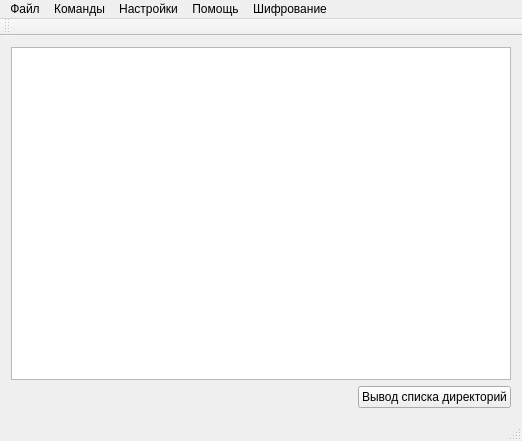
First picture: the form in main_form.ui, repository DmitryPrischep/command, before the edit.
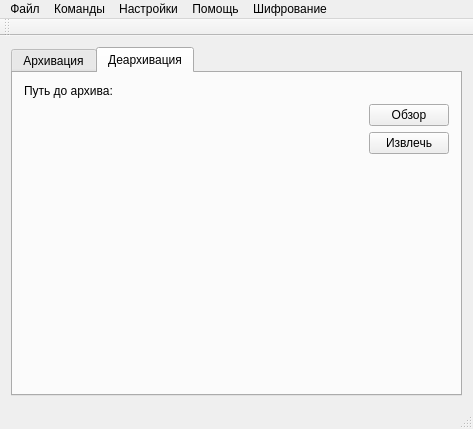
Second picture: the form after the edit. The open tabs and pages were chosen to show the change. Icons and pictures are not drawn.

```diff
--- a/main_form.ui
+++ b/main_form.ui
@@ -6,8 +6,8 @@
    <rect>
     <x>0</x>
     <y>0</y>
-    <width>522</width>
-    <height>441</height>
+    <width>473</width>
+    <height>429</height>
    </rect>
   </property>
   <property name="windowTitle">
@@ -17,7 +17,17 @@
    <enum>Qt::ToolButtonTextUnderIcon</enum>
   </property>
   <widget class="QWidget" name="centralWidget">
-   <layout class="QVBoxLayout" name="verticalLayout">
+   <layout class="QVBoxLayout" name="verticalLayout_5">
+    <item>
+     <widget class="QTabWidget" name="tabWidget">
+      <property name="currentIndex">
+       <number>0</number>
+      </property>
+      <widget class="QWidget" name="tab">
+       <attribute name="title">
+        <string>Архивация</string>
+       </attribute>
+       <layout class="QVBoxLayout" name="verticalLayout_2">
     <item>
      <widget class="QTreeView" name="tree">
       <property name="editTriggers">
@@ -28,6 +38,41 @@
       </property>
      </widget>
     </item>
+        <item>
+         <layout class="QVBoxLayout" name="verticalLayout">
+          <item>
+           <widget class="QLabel" name="label_with_path">
+            <property name="text">
+             <string>Путь до архива:</string>
+            </property>
+           </widget>
+          </item>
+          <item>
+           <layout class="QHBoxLayout" name="horizontalLayout_2">
+            <item>
+             <spacer name="horizontalSpacer_2">
+              <property name="orientation">
+               <enum>Qt::Horizontal</enum>
+              </property>
+              <property name="sizeHint" stdset="0">
+               <size>
+                <width>40</width>
+                <height>20</height>
+               </size>
+              </property>
+             </spacer>
+            </item>
+            <item>
+             <widget class="QPushButton" name="pushButton_2">
+              <property name="text">
+               <string>Обзор</string>
+              </property>
+             </widget>
+            </item>
+           </layout>
+          </item>
+         </layout>
+        </item>
     <item>
      <layout class="QHBoxLayout" name="horizontalLayout">
       <item>
@@ -54,12 +99,95 @@
     </item>
    </layout>
   </widget>
+      <widget class="QWidget" name="tab_2">
+       <attribute name="title">
+        <string>Деархивация</string>
+       </attribute>
+       <layout class="QVBoxLayout" name="verticalLayout_4">
+        <item>
+         <layout class="QVBoxLayout" name="verticalLayout_3">
+          <item>
+           <widget class="QLabel" name="label_to_archive">
+            <property name="text">
+             <string>Путь до архива:</string>
+            </property>
+           </widget>
+          </item>
+          <item>
+           <layout class="QHBoxLayout" name="horizontalLayout_4">
+            <item>
+             <spacer name="horizontalSpacer_4">
+              <property name="orientation">
+               <enum>Qt::Horizontal</enum>
+              </property>
+              <property name="sizeHint" stdset="0">
+               <size>
+                <width>40</width>
+                <height>20</height>
+               </size>
+              </property>
+             </spacer>
+            </item>
+            <item>
+             <widget class="QPushButton" name="pushButton_4">
+              <property name="text">
+               <string>Обзор</string>
+              </property>
+             </widget>
+            </item>
+           </layout>
+          </item>
+         </layout>
+        </item>
+        <item>
+         <layout class="QHBoxLayout" name="horizontalLayout_3">
+          <item>
+           <spacer name="horizontalSpacer_3">
+            <property name="orientation">
+             <enum>Qt::Horizontal</enum>
+            </property>
+            <property name="sizeHint" stdset="0">
+             <size>
+              <width>40</width>
+              <height>20</height>
+             </size>
+            </property>
+           </spacer>
+          </item>
+          <item>
+           <widget class="QPushButton" name="pushButton_3">
+            <property name="text">
+             <string>Извлечь</string>
+            </property>
+           </widget>
+          </item>
+         </layout>
+        </item>
+        <item>
+         <spacer name="verticalSpacer">
+          <property name="orientation">
+           <enum>Qt::Vertical</enum>
+          </property>
+          <property name="sizeHint" stdset="0">
+           <size>
+            <width>20</width>
+            <height>40</height>
+           </size>
+          </property>
+         </spacer>
+        </item>
+       </layout>
+      </widget>
+     </widget>
+    </item>
+   </layout>
+  </widget>
   <widget class="QMenuBar" name="menuBar">
    <property name="geometry">
     <rect>
      <x>0</x>
      <y>0</y>
-     <width>522</width>
+     <width>473</width>
      <height>22</height>
     </rect>
    </property>
```
Lines whose indentation alone changed are shown as unchanged.
